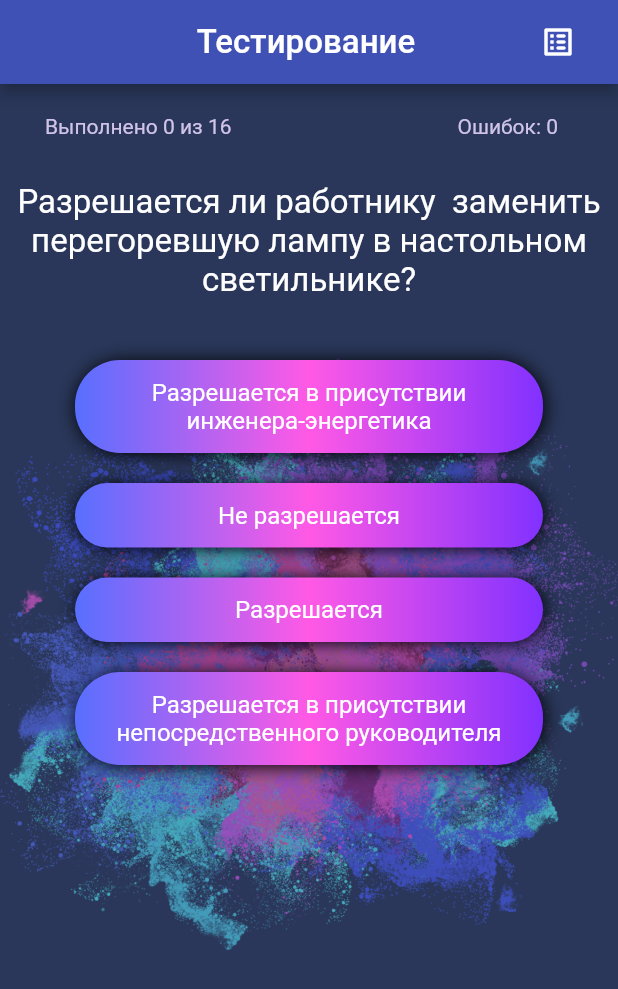
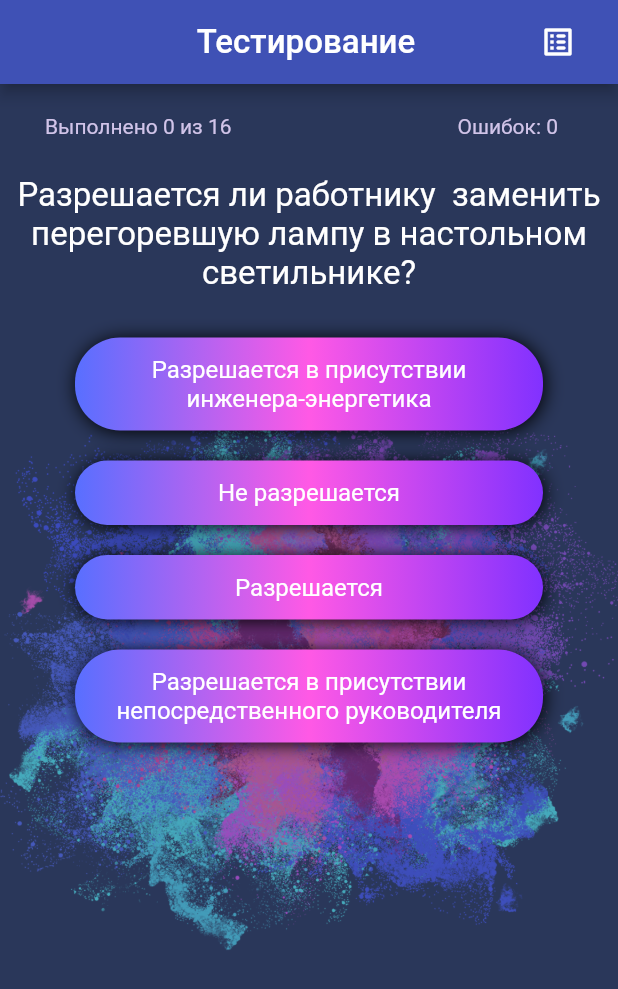
Before and after one commit to IDHaunter/quiz, a Flutter app: the screen it shows after launch, on a phone screen of 412 x 824 dp. Shown: the top 989 px of the screen. Run offline on Flutter 3.47's test engine with Material 2 defaults, Android fonts, the light colour scheme and no system bars; our stand-ins replace google_fonts.

Commit message:
vertical-horizontal fix

```diff
--- a/lib/models/question.dart
+++ b/lib/models/question.dart
@@ -2,7 +2,7 @@ import 'package:flutter/cupertino.dart';
 
 class Question {
   final String title;
-  final List<Map> answers;
+  final List<Map<String, String>> answers;
 
   Question({@required this.title, @required this.answers});
 }
@@ -13,7 +13,7 @@ class QuestionData {
       {
         'answer': 'Разрешается в присутствии инженера-энергетика',
       },
-      {'answer': 'Не разрешается', 'isCorrect': 1},
+      {'answer': 'Не разрешается', 'isCorrect': '1'},
       {
         'answer': 'Разрешается ',
       },
@@ -28,7 +28,7 @@ class QuestionData {
       {
         'answer': '104',
       },
-      {'answer': '101', 'isCorrect': 1},
+      {'answer': '101', 'isCorrect': '1'},
       {
         'answer': '102',
       },
@@ -46,10 +46,10 @@ class QuestionData {
       {
         'answer': '105',
       },
-      {'answer': '103', 'isCorrect': 1},
+      {'answer': '103', 'isCorrect': '1'},
     ]),
     Question(title: 'Кто несет ответственность за обеспечение пожарной безопасности на предприятии?', answers: [
-      {'answer': 'руководитель предприятия ', 'isCorrect': 1},
+      {'answer': 'руководитель предприятия ', 'isCorrect': '1'},
       {
         'answer': 'работник',
       },
@@ -67,7 +67,7 @@ class QuestionData {
           {
             'answer': 'на усмотрение нанимателя',
           },
-          {'answer': 'не подлежат', 'isCorrect': 1},
+          {'answer': 'не подлежат', 'isCorrect': '1'},
           {
             'answer': 'подлежат',
           },
@@ -82,7 +82,7 @@ class QuestionData {
           {
             'answer': 'Изымается талон предупреждения',
           },
-          {'answer': 'Отстраняется от работы', 'isCorrect': 1},
+          {'answer': 'Отстраняется от работы', 'isCorrect': '1'},
           {
             'answer': 'Ему объявляется замечание.',
           },
@@ -97,7 +97,7 @@ class QuestionData {
           {
             'answer': 'С даты их первого применения',
           },
-          {'answer': 'Со дня их фактической выдачи работнику', 'isCorrect': 1},
+          {'answer': 'Со дня их фактической выдачи работнику', 'isCorrect': '1'},
           {
             'answer': 'С даты их изготовления',
           },
@@ -110,7 +110,7 @@ class QuestionData {
         'Кто на предприятии несет ответственность за обеспечение работающих спецодеждой?',
         answers: [
           {
-            'answer': 'наниматель', 'isCorrect': 1
+            'answer': 'наниматель', 'isCorrect': '1'
           },
           {'answer': 'профсоюз', },
           {
@@ -128,7 +128,7 @@ class QuestionData {
         'Какие органы рассматривают трудовые споры?',
         answers: [
           {
-            'answer': 'комиссия по трудовым спорам предприятия, народный суд', 'isCorrect': 1
+            'answer': 'комиссия по трудовым спорам предприятия, народный суд', 'isCorrect': '1'
           },
           {'answer': 'юридическая служба предприятия', },
           {
@@ -148,7 +148,7 @@ class QuestionData {
           {
             'answer': 'выполнить искусственное дыхание',
           },
-          {'answer': 'следует отключить ту часть установки, которая касается пострадавшего', 'isCorrect': 1},
+          {'answer': 'следует отключить ту часть установки, которая касается пострадавшего', 'isCorrect': '1'},
           {
             'answer': 'выполнить непрямой массаж сердца',
           },
@@ -166,7 +166,7 @@ class QuestionData {
           {
             'answer': 'лишение премии',
           },
-          {'answer': 'предупреждение, наложение штрафа', 'isCorrect': 1},
+          {'answer': 'предупреждение, наложение штрафа', 'isCorrect': '1'},
           {
             'answer': 'выговор',
           },
@@ -181,7 +181,7 @@ class QuestionData {
           {
             'answer': 'предупреждение, наложение штрафа',
           },
-          {'answer': 'замечание, выговор, увольнение, лишение премии', 'isCorrect': 1},
+          {'answer': 'замечание, выговор, увольнение, лишение премии', 'isCorrect': '1'},
           {
             'answer': 'перенос отпуска на зимний период',
           },
@@ -201,7 +201,7 @@ class QuestionData {
             'answer': 'разбить стекло, нажать кнопку и сказать свою фамилию',
           },
           {
-            'answer': 'разбить стекло, нажать кнопку и отпустить, ждать гудка', 'isCorrect': 1
+            'answer': 'разбить стекло, нажать кнопку и отпустить, ждать гудка', 'isCorrect': '1'
           },
         ]),
     Question(
@@ -216,7 +216,7 @@ class QuestionData {
             'answer': 'пожарный извещатель',
           },
           {
-            'answer': 'огнетушители, ящики с песком, кошма, бочка с водой', 'isCorrect': 1
+            'answer': 'огнетушители, ящики с песком, кошма, бочка с водой', 'isCorrect': '1'
           },
         ]),
     Question(
@@ -231,7 +231,7 @@ class QuestionData {
             'answer': 'Разрешается',
           },
           {
-            'answer': 'запрещается', 'isCorrect': 1
+            'answer': 'запрещается', 'isCorrect': '1'
           },
         ]),
     Question(
@@ -246,7 +246,7 @@ class QuestionData {
             'answer': 'вторую',
           },
           {
-            'answer': 'первую', 'isCorrect': 1
+            'answer': 'первую', 'isCorrect': '1'
           },
           {
             'answer': 'пятую',
@@ -254,7 +254,7 @@ class QuestionData {
         ])
   ];
 
-  List<Question> get questions => [..._data];
+  List<Question> get getQuestions => [..._data];
 //List<Question> get question { return _data; }
 
 }
--- a/lib/pages/home_page.dart
+++ b/lib/pages/home_page.dart
@@ -28,6 +28,7 @@ import 'package:quiz/widgets/result.dart';
 //Переменная со стилем (актуально после google fonts)
 //имея её любой виджет можно заворачивать в DefaultTextStyle.merge( любой виджет )
 const whiteTextStyleBig = TextStyle(color: Colors.white, fontSize: 22);
+const whiteTextStyleNormal = TextStyle(color: Colors.white, fontSize: 20);
 const whiteTextStyleLittle = TextStyle(color: Colors.white, fontSize: 14);
 
 class HomePage extends StatefulWidget {
@@ -106,10 +107,10 @@ class _HomePageState extends State<HomePage> {
             ProgressBar(
               icons: _icons,
               count: _questionIndex,
-              total: data.questions.length,
+              total: data.getQuestions.length,
             ),
             //прямо внутри пишем код типа если то то то иначе то
-            _questionIndex < data.questions.length
+            _questionIndex < data.getQuestions.length
                 ? Quiz(
                     index: _questionIndex,
                     questionData: data,
@@ -117,7 +118,7 @@ class _HomePageState extends State<HomePage> {
                   )
                 : Result(
                     count: _countResult,
-                    total: data.questions.length,
+                    total: data.getQuestions.length,
                     onClearState: _clearState,
                   )
 
--- a/lib/pages/list_page.dart
+++ b/lib/pages/list_page.dart
@@ -15,9 +15,9 @@ class _ListPageState extends State<ListPage> {
 
   @override
   Widget build(BuildContext context) {
-    for (int i = 0; i < (_questionData.questions.length); i++) {
+    for (int i = 0; i < (_questionData.getQuestions.length); i++) {
       listQuestion
-          .add(DefaultTextStyle.merge(style: whiteTextStyleLittle, child: Text(_questionData.questions[i].title)));
+          .add(DefaultTextStyle.merge(style: whiteTextStyleLittle, child: Text(_questionData.getQuestions[i].title)));
     }
 
     return Scaffold(
--- a/lib/widgets/answer.dart
+++ b/lib/widgets/answer.dart
@@ -3,23 +3,28 @@ import 'package:flutter/material.dart';
 class Answer extends StatelessWidget {
 //  const Answer({Key? key}) : super(key: key);
   final String title;
-  final isCorrect;
+  final bool isCorrect;
   final Function onChangeAnswer;
+  final double needWidth;
+  final double needHeight;
 
-  Answer({Key key, this.title, this.isCorrect, this.onChangeAnswer})
+  const Answer({Key key, this.title, this.isCorrect, this.onChangeAnswer, this.needWidth, this.needHeight})
       : super(key: key);
 
   @override
   Widget build(BuildContext context) {
+
+
     return GestureDetector(
       //Обернули функцию в анонимную функцию т.к. нужно еще передать параметр
       onTap: () => onChangeAnswer(isCorrect),
       child: Container(
-        margin: EdgeInsets.symmetric(horizontal: 50, vertical: 10),
-        padding: EdgeInsets.all(12),
-        width: double.infinity,
+        margin: EdgeInsets.symmetric(horizontal: (needWidth<1000) ? 10 : 50, vertical: 10),
+        padding: (needWidth<1000) ? const EdgeInsets.all(2) : const EdgeInsets.all(12) ,
+        width: needWidth,// double.infinity,
+        height: needHeight,
         decoration: BoxDecoration(
-            boxShadow: [
+            boxShadow: const [
               BoxShadow(
                 color: Colors.black,
                 blurRadius: 10,
@@ -27,15 +32,17 @@ class Answer extends StatelessWidget {
               )
             ],
             borderRadius: BorderRadius.circular(30),
-            gradient: LinearGradient(colors: [
+            gradient: const LinearGradient(colors: [
               Color(0xFF586FFF),
               Color(0xFFFF59e5),
               Color(0xFF8131FF),
             ])),
-        child: Text(
-          title,
-          textAlign: TextAlign.center,
-          style: TextStyle(fontSize: 16, color: Colors.white),
+        child: Center(
+          child: Text(
+            title,
+            textAlign: TextAlign.center,
+            style: const TextStyle(fontSize: 16, color: Colors.white),
+          ),
         ),
       ),
     );
--- a/lib/widgets/progress_bar.dart
+++ b/lib/widgets/progress_bar.dart
@@ -12,8 +12,8 @@ class ProgressBar extends StatelessWidget {
   Widget build(BuildContext context) {
     iFailed = icons.length;
     return Container(
-      padding: const EdgeInsets.all(10),
-      margin: EdgeInsets.symmetric(vertical: 10, horizontal: 20),
+      padding: const EdgeInsets.only(left: 10, top: 15, right: 10, bottom: 0),
+      margin: EdgeInsets.symmetric(vertical: 5, horizontal: 20),
       child: Expanded(
         child: Row(
           mainAxisAlignment: MainAxisAlignment.start,
--- a/lib/widgets/quiz.dart
+++ b/lib/widgets/quiz.dart
@@ -1,32 +1,43 @@
 import 'package:flutter/material.dart';
 import 'package:quiz/pages/home_page.dart';
 import 'answer.dart';
+import 'package:quiz/models/question.dart';
 
 class Quiz extends StatelessWidget {
-  final index;
-  final questionData;
-  final onChangeAnswer;
+  final int index;
+  final QuestionData questionData;
+  final Function onChangeAnswer;
 
-  Quiz({Key key, this.index, this.questionData, this.onChangeAnswer})
-      : super(key: key);
+  Quiz({Key key, this.index, this.questionData, this.onChangeAnswer}) : super(key: key);
 
   @override
   Widget build(BuildContext context) {
+    //1 way to get screen size is using MediaQuery
+    //final screenWidth = MediaQuery.of(context).size.width;
+    //final screenHeigth = MediaQuery.of(context).size.height;
+
+    //second way is to using LayoutBuilder
+    return LayoutBuilder(
+        // ignore: missing_return
+        builder: (BuildContext context, BoxConstraints constraints) {
+      if (constraints.maxWidth <= 500) {
         return Column(
           children: [
             DefaultTextStyle.merge(
               style: whiteTextStyleBig,
               child: Container(
-            padding: EdgeInsets.only(left: 10,top: 10,right: 10,bottom: 30),
+                padding: const EdgeInsets.only(left: 10, top: 20, right: 10, bottom: 20),
                 child: Text(
-              questionData.questions[index].title,
+                  questionData.getQuestions[index].title,
                   //style: Theme.of(context).textTheme.caption,
                   textAlign: TextAlign.center,
                 ),
               ),
             ),
-        ...questionData.questions[index].answers
+            ...questionData.getQuestions[index].answers
                 .map((value) => Answer(
+                      needWidth: double.infinity,
+                      needHeight: null,
                       title: value['answer'],
                       //передаём функцию без! скобок т.к. мы её не вызываем!
                       onChangeAnswer: onChangeAnswer,
@@ -35,5 +46,65 @@ class Quiz extends StatelessWidget {
                 .toList(),
           ],
         );
+      } else {
+        List<Widget> listQuizLeft = [];
+        List<Widget> listQuizRight = [];
+        Map<String, String> myMap = {};
+        int answerCount = 0;
+
+        answerCount = questionData.getQuestions[index].answers.length;
+
+        //listQuizLeft.add(Answer(title: 'new title', isCorrect: false, onChangeAnswer: onChangeAnswer, needHeight: 50, needWidth: 100, ));
+        final double d = MediaQuery.of(context).size.height;
+
+        for (int i = 0; i < (questionData.getQuestions[index].answers.length); i++) {
+          if (i < 3) {
+            myMap = questionData.getQuestions[index].answers[i];
+            listQuizLeft.add(Answer(
+              title: myMap['answer'],
+              isCorrect: myMap.containsKey('isCorrect') ? true : false,
+              onChangeAnswer: onChangeAnswer,
+              needHeight: (d ~/ 8).toDouble(), //50,
+              needWidth: ((constraints.maxWidth ~/ 2) - 20).toDouble(),
+            ));
+          } else {
+            myMap = questionData.getQuestions[index].answers[i];
+            listQuizRight.add(Answer(
+              title: myMap['answer'],
+              isCorrect: myMap.containsKey('isCorrect') ? true : false,
+              onChangeAnswer: onChangeAnswer,
+              needHeight: (d ~/ 8).toDouble(),
+              needWidth: ((constraints.maxWidth ~/ 2) - 20).toDouble(),
+            ));
+          } //if
+        } //for
+
+        return Column(
+          children: [
+            DefaultTextStyle.merge(
+              style: whiteTextStyleNormal,
+              child: Container(
+                padding: const EdgeInsets.only(left: 10, top: 0, right: 10, bottom: 0),
+                child: Text(
+                  questionData.getQuestions[index].title,
+                  //style: Theme.of(context).textTheme.caption,
+                  textAlign: TextAlign.center,
+                ),
+              ),
+            ),
+            Row(
+              children: [
+                Column(
+                  children: [...listQuizLeft],
+                ),
+                Column(
+                  children: [...listQuizRight],
+                ),
+              ],
+            )
+          ],
+        );
+      }
+    });
   }
 }
```
Lines whose indentation alone changed are shown as unchanged.
